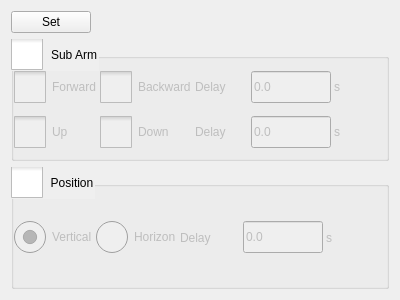
Old version of the form hcinstruction/icpneumaticactionpage.ui in the repository GaussCheng/2-5AxisPunch.
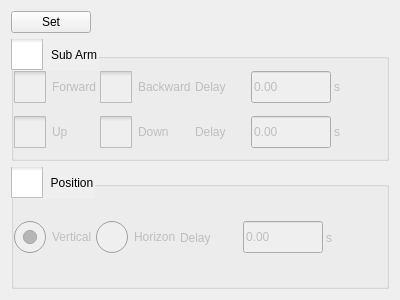
New version of the form. Icons and pictures are not drawn. Custom widgets are drawn as their Qt base class.

```diff
--- a/hcinstruction/icpneumaticactionpage.ui
+++ b/hcinstruction/icpneumaticactionpage.ui
@@ -105,7 +105,7 @@
          </size>
         </property>
         <property name="text">
-         <string>0.0</string>
+         <string>0.00</string>
         </property>
        </widget>
       </item>
@@ -131,7 +131,7 @@
          </size>
         </property>
         <property name="text">
-         <string>0.0</string>
+         <string>0.00</string>
         </property>
        </widget>
       </item>
@@ -287,7 +287,7 @@
          </size>
         </property>
         <property name="text">
-         <string>0.0</string>
+         <string>0.00</string>
         </property>
        </widget>
       </item>
```
